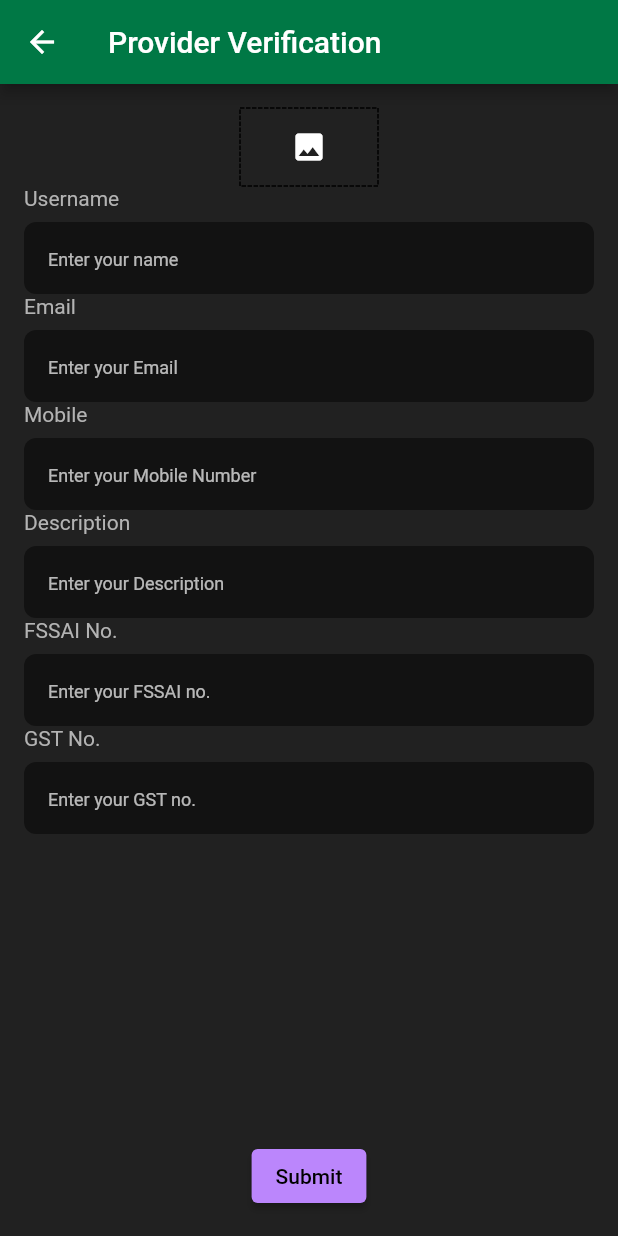
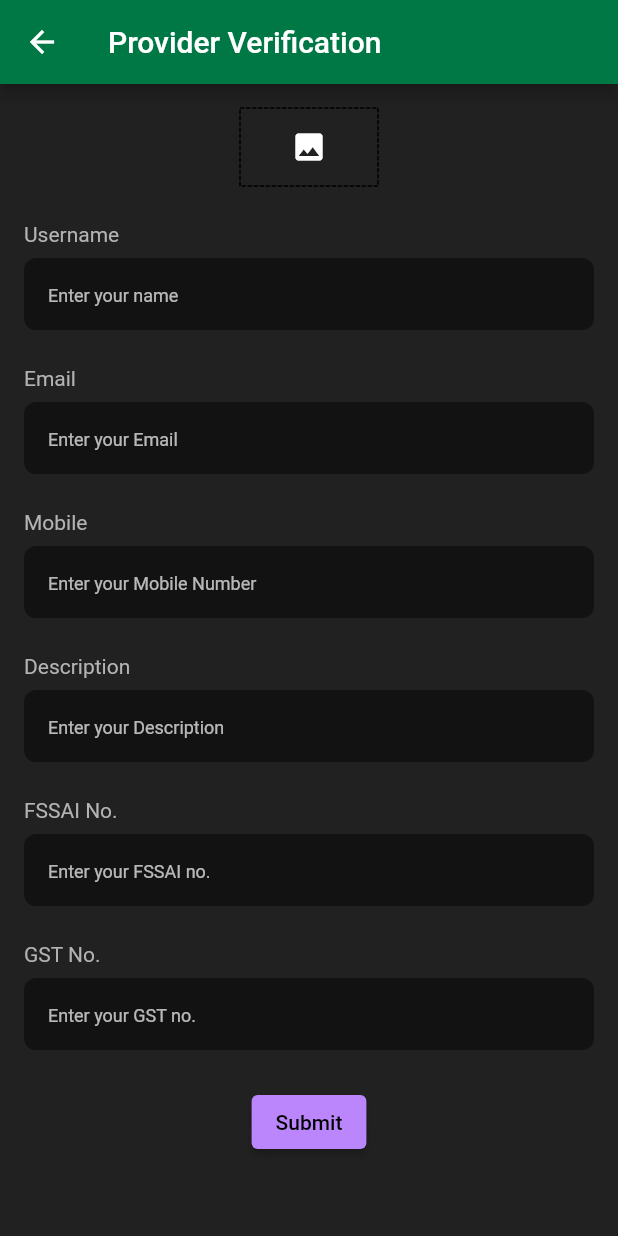
Before and after one commit to PrerakGada/EatEasy, a Flutter app: the ProviderVerification screen opened by its route, on a phone screen of 412 x 824 dp. Run offline on Flutter 3.47's test engine with Material 2 defaults, Android fonts, the phone set to English and light mode, and no system bars; drawn by our look-alikes of dotted_border; our stand-ins replace cloud_firestore, curved_navigation_bar, firebase_auth, firebase_core, flutter_carousel_widget, image_picker and 2 more; accounts and stored records are empty.

Commit message:
provider_verification.dart

```diff
--- a/lib/screens/Provider/provider_verification.dart
+++ b/lib/screens/Provider/provider_verification.dart
@@ -68,6 +68,7 @@ class _ProviderVerificationState extends State<ProviderVerification> {
       body: SafeArea(
         child: Padding(
           padding: const EdgeInsets.all(16),
+          child: SingleChildScrollView(
             child: Column(
               children: [
                 (demo != null)
@@ -97,39 +98,31 @@ class _ProviderVerificationState extends State<ProviderVerification> {
                           ),
                         ),
                       ),
-              // SizedBox(
-              //   height: 10,
-              // ),
+                SizedBox(height: 24),
                 LabeledTextFormField(
                     controller: _usernameController,
                     title: 'Username',
-                  hintTitle: 'Enter your name'),
-
+                    hintTitle: 'Enter your name'),SizedBox(height: 24),
                 LabeledTextFormField(
                     controller: _emailController,
                     title: 'Email',
-                  hintTitle: 'Enter your Email'),
-
+                    hintTitle: 'Enter your Email'),SizedBox(height: 24),
                 LabeledTextFormField(
                     controller: _mobileController,
                     title: 'Mobile',
-                  hintTitle: 'Enter your Mobile Number'),
-
+                    hintTitle: 'Enter your Mobile Number'),SizedBox(height: 24),
                 LabeledTextFormField(
                     controller: _descriptionController,
                     title: 'Description',
-                  hintTitle: 'Enter your Description'),
-
+                    hintTitle: 'Enter your Description'),SizedBox(height: 24),
                 LabeledTextFormField(
                     controller: _fssai_noController,
                     title: 'FSSAI No.',
-                  hintTitle: 'Enter your FSSAI no.'),
-
+                    hintTitle: 'Enter your FSSAI no.'),SizedBox(height: 24),
                 LabeledTextFormField(
                     controller: _gst_noController,
                     title: 'GST No.',
-                  hintTitle: 'Enter your GST no.'),
-              Spacer(flex: 3),
+                    hintTitle: 'Enter your GST no.'),SizedBox(height: 24),
                 ElevatedButton(
                   onPressed: () async {
                     if (await QueryRepo().submitProviderVerification(
@@ -149,6 +142,7 @@ class _ProviderVerificationState extends State<ProviderVerification> {
             ),
           ),
         ),
+      ),
     );
   }
 }
--- a/lib/screens/onboarding/user_signin.dart
+++ b/lib/screens/onboarding/user_signin.dart
@@ -1,3 +1,4 @@
+import 'package:eat_easy/screens/Provider/provider_verification.dart';
 import 'package:eat_easy/screens/onboarding/login_screen.dart';
 import 'package:eat_easy/widgets/LabeledTextFormField.dart';
 import 'package:flutter/material.dart';
@@ -62,7 +63,7 @@ class _SignUpPageState extends State<SignUpPage> {
                         ),
                         ElevatedButton(
                           onPressed: () {
-                            // Perform action
+                            Navigator.popAndPushNamed(context, ProviderVerification.id);
                           },
                           child: Text("Register as a Provider"),
                         ),
```
Lines whose indentation alone changed are shown as unchanged.
